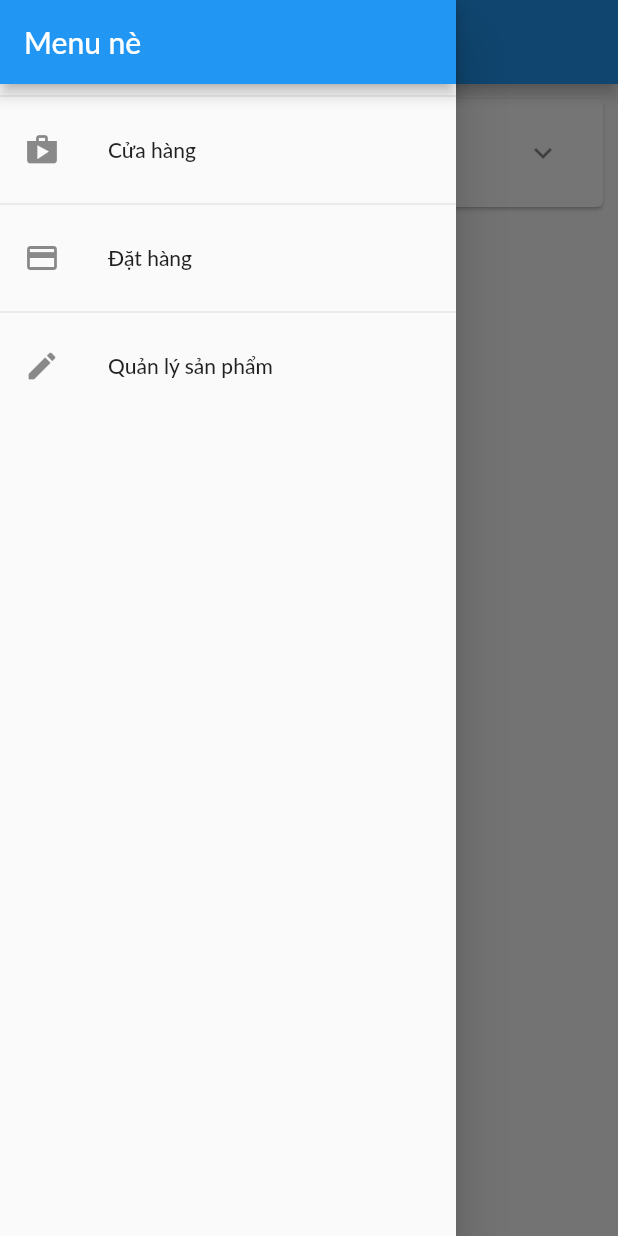
After one commit to Duchuynh09/my-shop, a Flutter app: the OrdersScreen screen opened by its route, with the side drawer open, on a phone screen of 412 x 824 dp. The commit adds this screen. Run offline on Flutter 3.47's test engine with Material 2 defaults, Android fonts, the phone set to English and light mode, and no system bars; network calls fail; Roboto replaces fonts that are missing (Lato).

Commit message:
Xay dung drawer va dinh tuyen theo ten

```diff
--- a/lib/ui/Cart/cart_manager.dart
+++ b/lib/ui/Cart/cart_manager.dart
@@ -1,5 +1,5 @@
 import '../../models/cart_item.dart';
-// import '../products/products_manager.dart';
+
 
 class CartManager {
   final Map<String, CartItem> _items = {
@@ -17,11 +17,12 @@ class CartManager {
   List<CartItem> get products {
     return _items.values.toList();
   }
+
   Iterable<MapEntry<String, CartItem>> get productEntries {
     return {..._items}.entries;
   }
 
-  double get totalAmout {
+  double get totalAmount {
     var total = 0.0;
     _items.forEach((key, value) {
       total += value.price * value.quantity;
--- a/lib/ui/Cart/cart_screen.dart
+++ b/lib/ui/Cart/cart_screen.dart
@@ -31,8 +31,7 @@ class CartScreen extends StatelessWidget {
 
   Widget buildCartDetails(CartManager cart) {
     return ListView(
-      children:
-        cart.productEntries
+      children: cart.productEntries
           .map(
             (e) => CartItemCard(
               producId: e.key,
@@ -58,7 +57,7 @@ class CartScreen extends StatelessWidget {
             const Spacer(),
             Chip(
               label: Text(
-                '\$${cart.totalAmout.toStringAsFixed(2)}',
+                '\$${cart.totalAmount.toStringAsFixed(2)}',
                 style: TextStyle(
                     color: Theme.of(context).primaryTextTheme.headline6?.color),
               ),
--- a/lib/ui/oders/order_screen.dart
+++ b/lib/ui/oders/order_screen.dart
@@ -1,10 +1,11 @@
 import 'package:flutter/material.dart';
 import 'order_manager.dart';
 import 'orders_item_card.dart';
+import '../shared/app_drawer.dart';
 
 class OrdersScreen extends StatelessWidget {
   const OrdersScreen({Key? key}) : super(key: key);
-
+  static const routeName = '/orders';
   @override
   Widget build(BuildContext context) {
     final orderMn = OrderManager();
@@ -12,6 +13,7 @@ class OrdersScreen extends StatelessWidget {
       appBar: AppBar(
         title: const Text('Đơn hàng của bạn'),
       ),
+      drawer: const AppDrawer(),
       body: ListView.builder(
         itemCount: orderMn.orderCount,
         itemBuilder: (context, index) => OrderItemCard(orderMn.orders[index]),
--- a/lib/ui/oders/orders_item_card.dart
+++ b/lib/ui/oders/orders_item_card.dart
@@ -1,4 +1,5 @@
 import 'dart:math';
+
 import 'package:flutter/material.dart';
 import 'package:intl/intl.dart';
 
--- a/lib/ui/products/product_detail_screen.dart
+++ b/lib/ui/products/product_detail_screen.dart
@@ -4,7 +4,7 @@ import '../../models/product.dart';
 class ProductDetailScreen extends StatelessWidget {
   const ProductDetailScreen(this.product, {super.key});
   final Product product;
-
+  static const routeName = '/product-detail';
   @override
   Widget build(BuildContext context) {
     return Scaffold(
--- a/lib/ui/products/user_products_screen.dart
+++ b/lib/ui/products/user_products_screen.dart
@@ -1,10 +1,12 @@
 import 'package:flutter/material.dart';
+import 'package:myshop/ui/shared/app_drawer.dart';
 import 'user_product_list_tile.dart';
 import 'products_manager.dart';
+import '../shared/app_drawer.dart';
 
 class UserProductsScreen extends StatelessWidget {
   const UserProductsScreen({Key? key}) : super(key: key);
-
+  static const routeName = '/UserProductsScreen';
   @override
   Widget build(BuildContext context) {
     final productsManager = ProductsManager();
@@ -15,6 +17,7 @@ class UserProductsScreen extends StatelessWidget {
           buildAddButton(),
         ],
       ),
+      drawer: const AppDrawer(),
       body: RefreshIndicator(
         onRefresh: () async => {},
         child: buildUserProductListView(productsManager),
--- /dev/null
+++ b/lib/ui/shared/app_drawer.dart
@@ -0,0 +1,57 @@
+import 'package:flutter/material.dart';
+import '../oders/order_screen.dart';
+import '../products/user_products_screen.dart';
+
+class AppDrawer extends StatelessWidget {
+  const AppDrawer({Key? key}) : super(key: key);
+
+  @override
+  Widget build(BuildContext context) {
+    return Drawer(
+      child: Column(
+        children: <Widget>[
+          AppBar(
+            title: const Text('Menu nè'),
+            automaticallyImplyLeading: false,
+          ),
+          const Divider(),
+          ListTile(
+            leading: const Icon(
+              Icons.shop,
+            ),
+            title: const Text(
+              'Cửa hàng',
+            ),
+            onTap: () {
+              Navigator.of(context).pushReplacementNamed('/');
+            },
+          ),
+          const Divider(),
+          ListTile(
+            leading: const Icon(Icons.payment),
+            title: const Text(
+              'Đặt hàng',
+            ),
+            onTap: () {
+              Navigator.of(context)
+                  .pushReplacementNamed(OrdersScreen.routeName);
+            },
+          ),
+          const Divider(),
+          ListTile(
+            leading: const Icon(
+              Icons.edit,
+            ),
+            title: const Text(
+              'Quản lý sản phẩm',
+            ),
+            onTap: () {
+              Navigator.of(context)
+                  .pushReplacementNamed(UserProductsScreen.routeName);
+            },
+          ),
+        ],
+      ),
+    );
+  }
+}
```
Also changed, not shown: lib/main.dart (+21 -9 lines), lib/ui/products/product_grid_tile.dart (+4 -5 lines), lib/ui/products/product_overview_screen.dart (+7 -2 lines), lib/ui/screens.dart (added, +10 -0 lines), 1 other file. Lines whose indentation alone changed are shown as unchanged.
